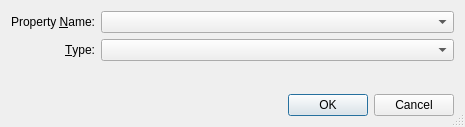
Before: the Qt Designer form src/qt-widgets/AddPropertyDialogUi.ui in GPlates/GPlates, drawn with Qt 5.
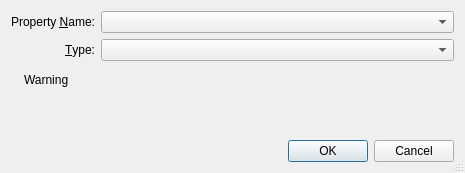
After: the same form once the commit is applied. Icons and pictures are not drawn.

```diff
--- a/src/qt-widgets/AddPropertyDialogUi.ui
+++ b/src/qt-widgets/AddPropertyDialogUi.ui
@@ -9,7 +9,7 @@
     <x>0</x>
     <y>0</y>
     <width>465</width>
-    <height>127</height>
+    <height>173</height>
    </rect>
   </property>
   <property name="sizePolicy" >
@@ -28,9 +28,15 @@
   <property name="sizeGripEnabled" >
    <bool>true</bool>
   </property>
-  <layout class="QVBoxLayout" >
+  <layout class="QVBoxLayout" name="verticalLayout" >
    <item>
-    <layout class="QGridLayout" >
+    <layout class="QFormLayout" name="formLayout" >
+     <property name="labelAlignment" >
+      <set>Qt::AlignRight|Qt::AlignTrailing|Qt::AlignVCenter</set>
+     </property>
+     <property name="formAlignment" >
+      <set>Qt::AlignLeading|Qt::AlignLeft|Qt::AlignVCenter</set>
+     </property>
      <item row="0" column="0" >
       <widget class="QLabel" name="label_4" >
        <property name="text" >
@@ -101,6 +107,48 @@
      </property>
     </widget>
    </item>
+   <item>
+    <widget class="QWidget" native="1" name="widget_warning" >
+     <layout class="QHBoxLayout" name="horizontalLayout" >
+      <property name="margin" >
+       <number>0</number>
+      </property>
+      <item>
+       <widget class="QLabel" name="label_warning_icon" >
+        <property name="pixmap" >
+         <pixmap resource="../qt-resources/qt_widgets.qrc" >:/gnome_dialog_warning_16.png</pixmap>
+        </property>
+       </widget>
+      </item>
+      <item>
+       <widget class="QLabel" name="label_warning" >
+        <property name="sizePolicy" >
+         <sizepolicy vsizetype="Preferred" hsizetype="Expanding" >
+          <horstretch>0</horstretch>
+          <verstretch>0</verstretch>
+         </sizepolicy>
+        </property>
+        <property name="text" >
+         <string>Warning</string>
+        </property>
+       </widget>
+      </item>
+     </layout>
+    </widget>
+   </item>
+   <item>
+    <spacer name="verticalSpacer" >
+     <property name="orientation" >
+      <enum>Qt::Vertical</enum>
+     </property>
+     <property name="sizeHint" stdset="0" >
+      <size>
+       <width>20</width>
+       <height>29</height>
+      </size>
+     </property>
+    </spacer>
+   </item>
    <item>
     <widget class="QDialogButtonBox" name="buttonBox" >
      <property name="standardButtons" >
```
